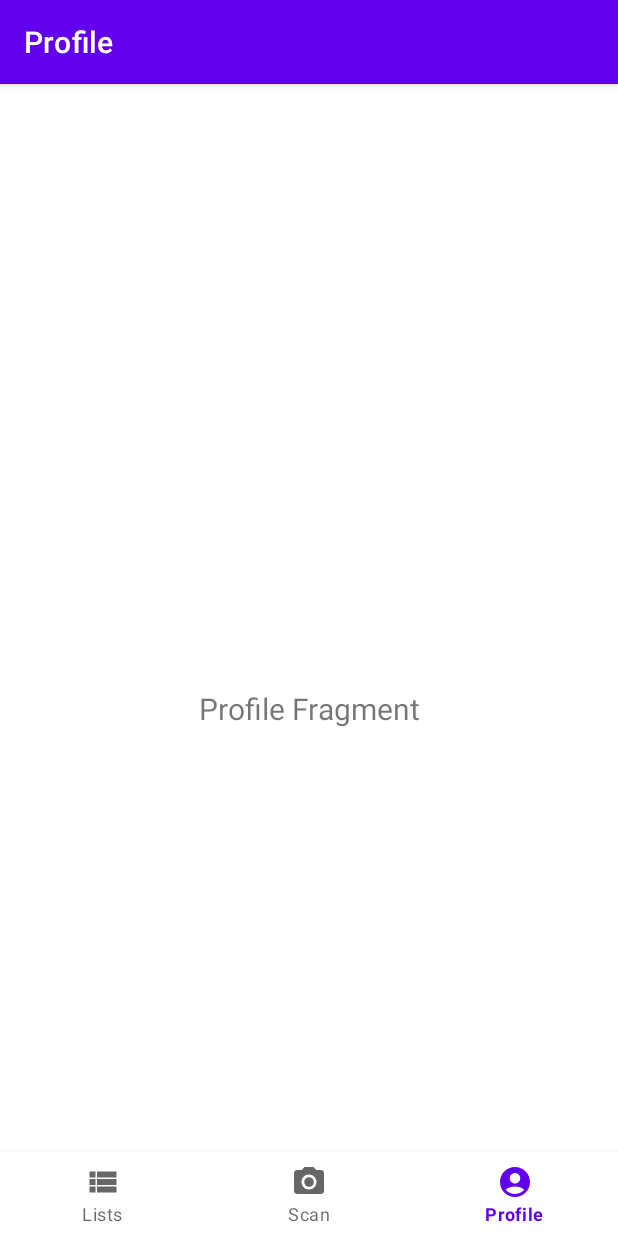
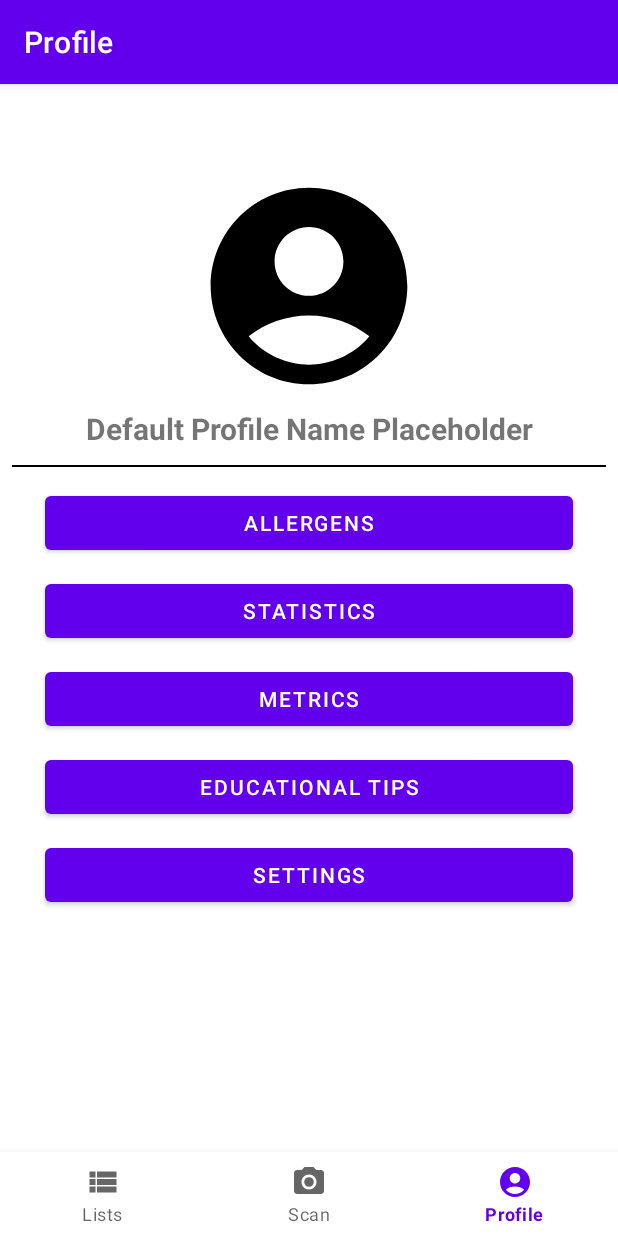
Before and after one commit to helloItsBob/AllergenDetector, an Android app: the ProfileFragment screen opened through its navigation route, on a phone screen of 412 x 824 dp. Run offline under Robolectric (Android 15) with nearby library versions, the phone set to English and light mode, and no system bars; our stand-ins replace navigation-ui.

Commit message:
Profile Fragment
Filled profile fragment with placeholders according to prototyped UI and created recyclerView for buttons to establish future navigation

```diff
--- a/app/build.gradle.kts
+++ b/app/build.gradle.kts
@@ -48,6 +48,8 @@ dependencies {
     implementation("androidx.lifecycle:lifecycle-viewmodel-ktx:2.6.2")
     implementation("androidx.navigation:navigation-fragment-ktx:2.7.4")
     implementation("androidx.navigation:navigation-ui-ktx:2.7.4")
+    implementation("androidx.legacy:legacy-support-v4:1.0.0")
+    implementation("androidx.recyclerview:recyclerview:1.3.0")
     testImplementation("junit:junit:4.13.2")
     androidTestImplementation("androidx.test.ext:junit:1.1.5")
     androidTestImplementation("androidx.test.espresso:espresso-core:3.5.1")
--- /dev/null
+++ b/app/src/main/java/com/bpr/allergendetector/ui/profile/ProfileButtonAdapter.kt
@@ -0,0 +1,49 @@
+package com.bpr.allergendetector.ui.profile
+
+import android.view.LayoutInflater
+import android.view.View
+import android.view.ViewGroup
+import android.widget.Button
+import android.widget.Toast
+import androidx.recyclerview.widget.RecyclerView
+import com.bpr.allergendetector.R
+
+class ProfileButtonAdapter(
+    private val buttonData: List<String>,
+ //   private val navController: NavController //TODO Add navigation
+) :
+    RecyclerView.Adapter<ProfileButtonAdapter.ButtonViewHolder>() {
+
+    inner class ButtonViewHolder(itemView: View) : RecyclerView.ViewHolder(itemView) {
+        val button: Button = itemView.findViewById(R.id.profileButton)
+    }
+
+    override fun onCreateViewHolder(viewGroup: ViewGroup, viewType: Int): ButtonViewHolder {
+        val view = LayoutInflater.from(viewGroup.context)
+            .inflate(R.layout.profile_button_item, viewGroup, false)
+        return ButtonViewHolder(view)
+    }
+
+    override fun onBindViewHolder(holder: ButtonViewHolder, position: Int) {
+        val buttonText = buttonData[position]
+        holder.button.text = buttonText
+        holder.button.setOnClickListener {
+            when (position) {
+//                0 -> {
+//                    navController.navigate(R.id.navigation_allergen_list) //TODO: Add navigation
+//                }
+                else -> {
+                        Toast.makeText(
+                            holder.button.context,
+                            "You clicked on $buttonText and it doesn't do anything yet.",
+                            Toast.LENGTH_SHORT
+                        ).show()
+                }
+            }
+        }
+    }
+
+    override fun getItemCount(): Int {
+        return buttonData.size
+    }
+}
--- a/app/src/main/java/com/bpr/allergendetector/ui/profile/ProfileFragment.kt
+++ b/app/src/main/java/com/bpr/allergendetector/ui/profile/ProfileFragment.kt
@@ -4,9 +4,12 @@ import android.os.Bundle
 import android.view.LayoutInflater
 import android.view.View
 import android.view.ViewGroup
+import android.widget.ImageView
 import android.widget.TextView
 import androidx.fragment.app.Fragment
 import androidx.lifecycle.ViewModelProvider
+import androidx.recyclerview.widget.LinearLayoutManager
+import androidx.recyclerview.widget.RecyclerView
 import com.bpr.allergendetector.databinding.FragmentProfileBinding
 
 class ProfileFragment : Fragment() {
@@ -23,15 +26,35 @@ class ProfileFragment : Fragment() {
         savedInstanceState: Bundle?
     ): View {
         val profileViewModel =
-            ViewModelProvider(this).get(ProfileViewModel::class.java)
+            ViewModelProvider(this)[ProfileViewModel::class.java]
 
         _binding = FragmentProfileBinding.inflate(inflater, container, false)
         val root: View = binding.root
 
-        val textView: TextView = binding.textProfile
+        val imageView: ImageView = binding.profileImage
+        profileViewModel.image.observe(viewLifecycleOwner) {
+            imageView.setImageResource(it)
+        }
+
+        val textView: TextView = binding.profileName
         profileViewModel.text.observe(viewLifecycleOwner) {
-            textView.text = it
+            textView.text = it.asString(context)
         }
+
+        val buttonDataList: List<String> = profileViewModel.buttons.value.orEmpty().map {
+            it.asString(context)
+        }
+
+//        val navController = activity?.findNavController(R.id.nav_host_fragment_activity_main) //TODO Add navigation
+
+//        val profileButtonAdapter = ProfileButtonAdapter(buttonDataList, navController!!) //TODO Add navigation
+        val profileButtonAdapter = ProfileButtonAdapter(buttonDataList)
+
+
+        val recyclerView: RecyclerView = binding.profileButtonList
+        recyclerView.adapter = profileButtonAdapter
+        recyclerView.layoutManager = LinearLayoutManager(requireContext())
+
         return root
     }
 
--- a/app/src/main/java/com/bpr/allergendetector/ui/profile/ProfileViewModel.kt
+++ b/app/src/main/java/com/bpr/allergendetector/ui/profile/ProfileViewModel.kt
@@ -3,11 +3,31 @@ package com.bpr.allergendetector.ui.profile
 import androidx.lifecycle.LiveData
 import androidx.lifecycle.MutableLiveData
 import androidx.lifecycle.ViewModel
+import com.bpr.allergendetector.R
+import com.bpr.allergendetector.ui.UiText
 
 class ProfileViewModel : ViewModel() {
 
-    private val _text = MutableLiveData<String>().apply {
-        value = "Profile Fragment"
+    private val _image = MutableLiveData<Int>().apply {
+        value = R.drawable.baseline_profile_circle_24
     }
-    val text: LiveData<String> = _text
+    val image: LiveData<Int> = _image
+
+    private val _text = MutableLiveData<UiText>().apply {
+        value = UiText.StringResource(R.string.profile_name_default_placeholder)
+    }
+    val text: LiveData<UiText> = _text
+
+
+    private val _buttons = MutableLiveData<List<UiText>>().apply {
+        value = listOf(
+            UiText.StringResource(R.string.profile_button_allergens),
+            UiText.StringResource(R.string.profile_button_statistics),
+            UiText.StringResource(R.string.profile_button_metrics),
+            UiText.StringResource(R.string.profile_button_educational_tips),
+            UiText.StringResource(R.string.profile_button_settings)
+        )
+    }
+
+    val buttons: LiveData<List<UiText>> = _buttons
 }
--- a/app/src/main/res/layout/fragment_profile.xml
+++ b/app/src/main/res/layout/fragment_profile.xml
@@ -6,17 +6,55 @@
     android:layout_height="match_parent"
     tools:context=".ui.profile.ProfileFragment">
 
-    <TextView
-        android:id="@+id/text_profile"
+
+    <LinearLayout
         android:layout_width="match_parent"
-        android:layout_height="wrap_content"
-        android:layout_marginStart="8dp"
-        android:layout_marginTop="8dp"
-        android:layout_marginEnd="8dp"
-        android:textAlignment="center"
-        android:textSize="20sp"
+        android:layout_height="match_parent"
+        android:orientation="vertical"
         app:layout_constraintBottom_toBottomOf="parent"
-        app:layout_constraintEnd_toEndOf="parent"
         app:layout_constraintStart_toStartOf="parent"
-        app:layout_constraintTop_toTopOf="parent" />
+        app:layout_constraintTop_toTopOf="parent"
+        app:layout_constraintEnd_toEndOf="parent">
+
+        <ImageView
+            android:id="@+id/profileImage"
+            android:layout_width="match_parent"
+            android:layout_height="100dp"
+            android:layout_gravity="center"
+            android:layout_weight="2"
+            android:gravity="center"
+            android:src="@drawable/baseline_profile_circle_24"
+            android:contentDescription="@string/profile_avatar" />
+
+        <TextView
+            android:id="@+id/profileName"
+            android:layout_width="match_parent"
+            android:layout_height="wrap_content"
+            android:layout_gravity="center"
+            android:layout_marginBottom="8dp"
+            android:layout_weight="0.2"
+            android:gravity="center"
+            android:text="@string/placeholder"
+            android:textSize="20sp"
+            android:textStyle="bold" />
+
+        <View
+            android:id="@+id/profileBarrier"
+            android:layout_width="match_parent"
+            android:layout_height="1dp"
+            android:layout_marginHorizontal="8dp"
+            android:layout_weight="0.01"
+            android:background="@color/black" />
+
+        <androidx.recyclerview.widget.RecyclerView
+            android:id="@+id/profileButtonList"
+            android:layout_width="match_parent"
+            android:layout_height="wrap_content"
+            android:layout_gravity="center"
+            android:layout_marginTop="8dp"
+            android:layout_marginBottom="8dp"
+            android:layout_weight="7"
+            android:gravity="center" />
+
+    </LinearLayout>
 </androidx.constraintlayout.widget.ConstraintLayout>
--- /dev/null
+++ b/app/src/main/res/layout/profile_button_item.xml
@@ -0,0 +1,13 @@
+<?xml version="1.0" encoding="utf-8"?>
+<Button
+    xmlns:android="http://schemas.android.com/apk/res/android"
+    android:id="@+id/profileButton"
+    android:layout_width="match_parent"
+    android:layout_height="wrap_content"
+    android:orientation="vertical"
+    android:layout_marginHorizontal="30dp"
+    android:layout_marginVertical="5dp"
+    android:textAlignment="center"
+    android:focusable="true"
+    android:text="@string/placeholder"
+    />
--- a/app/src/main/res/values/strings.xml
+++ b/app/src/main/res/values/strings.xml
@@ -3,4 +3,12 @@
     <string name="title_lists">Lists</string>
     <string name="title_scan">Scan</string>
     <string name="title_profile">Profile</string>
+    <string name="profile_name_default_placeholder">Default Profile Name Placeholder</string>
+    <string name="profile_button_allergens">Allergens</string>
+    <string name="profile_button_settings">Settings</string>
+    <string name="profile_button_statistics">Statistics</string>
+    <string name="profile_button_metrics">Metrics</string>
+    <string name="profile_button_educational_tips">Educational Tips</string>
+    <string name="placeholder">Placeholder</string>
+    <string name="profile_avatar">Profile Avatar</string>
 </resources>
```
